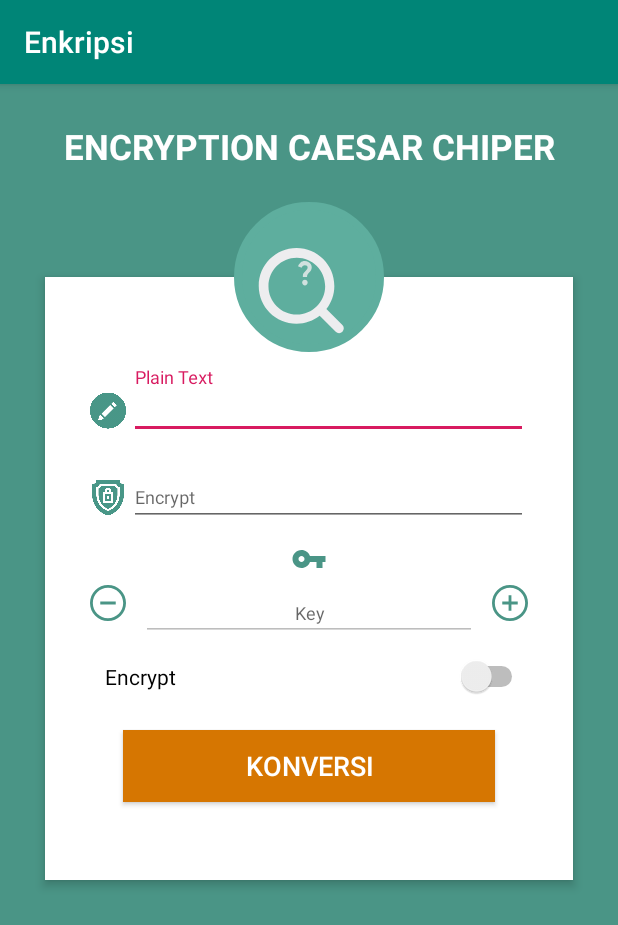
After one commit to iavtamvan/ENCRYPTION-CAESAR-CHIPER-ANDROID, an Android app: the fragment RailFenceFragment shown on its own in the app's theme, on a phone screen of 412 x 824 dp. The commit adds this screen. Shown: the top 925 px of the screen. Run offline under Robolectric (Android 15) with nearby library versions, the phone set to English and light mode, and no system bars.

Commit message:
addiing kripto rail fence

```diff
--- a/app/src/main/java/com/iavariav/enkripsi/MainActivity.java
+++ b/app/src/main/java/com/iavariav/enkripsi/MainActivity.java
@@ -20,6 +20,7 @@ public class MainActivity extends AppCompatActivity {
                 getSupportFragmentManager(), FragmentPagerItems.with(this)
                 .add("Caesar Chiper", CasarChiperFragment.class)
                 .add("Vigenere", VigenereFragment.class)
+                .add("Rail Fence", RailFenceFragment.class)
                 .create());
 
         ViewPager viewPager = findViewById(R.id.viewpager);
--- /dev/null
+++ b/app/src/main/java/com/iavariav/enkripsi/RailFenceBasic.java
@@ -0,0 +1,53 @@
+package com.iavariav.enkripsi;
+
+public class RailFenceBasic {
+    //    int depth;
+    String Encryption(String plainText, int depth) {
+        int r = depth, len = plainText.length();
+        int c = len / depth;
+        char mat[][] = new char[r][c];
+        int k = 0;
+
+        String cipherText = "";
+
+        for (int i = 0; i < c; i++) {
+            for (int j = 0; j < r; j++) {
+                if (k != len)
+                    mat[j][i] = plainText.charAt(k++);
+                else
+                    mat[j][i] = 'X';
+            }
+        }
+        for (int i = 0; i < r; i++) {
+            for (int j = 0; j < c; j++) {
+                cipherText += mat[i][j];
+            }
+        }
+        return cipherText;
+    }
+
+
+    String Decryption(String cipherText, int depth) {
+        int r = depth, len = cipherText.length();
+        int c = len / depth;
+        char mat[][] = new char[r][c];
+        int k = 0;
+
+        String plainText = "";
+
+
+        for (int i = 0; i < r; i++) {
+            for (int j = 0; j < c; j++) {
+                mat[i][j] = cipherText.charAt(k++);
+            }
+        }
+        for (int i = 0; i < c; i++) {
+            for (int j = 0; j < r; j++) {
+                plainText += mat[j][i];
+            }
+        }
+
+        return plainText;
+    }
+
+}
--- /dev/null
+++ b/app/src/main/java/com/iavariav/enkripsi/RailFenceFragment.java
@@ -0,0 +1,163 @@
+package com.iavariav.enkripsi;
+
+
+import android.os.Bundle;
+import android.view.LayoutInflater;
+import android.view.View;
+import android.view.ViewGroup;
+import android.widget.Button;
+import android.widget.EditText;
+import android.widget.ImageView;
+import android.widget.RelativeLayout;
+import android.widget.Switch;
+import android.widget.TextView;
+
+import androidx.fragment.app.Fragment;
+
+import com.google.android.material.textfield.TextInputLayout;
+
+
+/**
+ * A simple {@link Fragment} subclass.
+ */
+public class RailFenceFragment extends Fragment {
+
+
+    private RelativeLayout relativeLayout;
+    private ImageView iconPalinText;
+    private TextInputLayout inputLayPlain;
+    private EditText edtPlain;
+    private ImageView iconEncrypt;
+    private TextInputLayout inputLayPlain2;
+    private EditText edtEncrypt;
+    private ImageView iconVerKey;
+    private ImageView iconMinus;
+    private ImageView iconPlus;
+    private EditText edtKey;
+    private Switch sw;
+    private Button btnSubmit;
+    private ImageView userProfilePhoto;
+    private TextView loginTitle;
+
+    private RailFenceBasic railFenceBasic;
+
+    public RailFenceFragment() {
+        // Required empty public constructor
+    }
+
+
+    @Override
+    public View onCreateView(LayoutInflater inflater, ViewGroup container,
+                             Bundle savedInstanceState) {
+        // Inflate the layout for this fragment
+        View view = inflater.inflate(R.layout.fragment_rail_fence, container, false);
+        initView(view);
+
+        railFenceBasic = new RailFenceBasic();
+
+        btnSubmit.setOnClickListener(new View.OnClickListener() {
+            @Override
+            public void onClick(View view) {
+
+               encryption(edtPlain.getText().toString().trim(), 3);
+            }
+        });
+
+
+        return view;
+    }
+
+    private void initView(View view) {
+        relativeLayout = view.findViewById(R.id.relativeLayout);
+        iconPalinText = view.findViewById(R.id.icon_palin_text);
+        inputLayPlain = view.findViewById(R.id.inputLay_plain);
+        edtPlain = view.findViewById(R.id.edt_plain);
+        iconEncrypt = view.findViewById(R.id.icon_encrypt);
+        inputLayPlain2 = view.findViewById(R.id.inputLay_plain_2);
+        edtEncrypt = view.findViewById(R.id.edt_encrypt);
+        iconVerKey = view.findViewById(R.id.icon_ver_key);
+        iconMinus = view.findViewById(R.id.icon_minus);
+        iconPlus = view.findViewById(R.id.icon_plus);
+        edtKey = view.findViewById(R.id.edt_key);
+        sw = view.findViewById(R.id.sw);
+        btnSubmit = view.findViewById(R.id.btn_submit);
+        userProfilePhoto = view.findViewById(R.id.user_profile_photo);
+        loginTitle = view.findViewById(R.id.login_title);
+    }
+
+    private void encryption(String plainText, int depth) {
+        String ciphertext = "";
+        String[] lines = new String[depth];
+        for(int i = 0; i < depth; i++){lines[i] = "";}
+        int line = 0;
+        int direction = 1; //moving positively or negatively
+        for(int i=0; i<plainText.length(); i++)
+        {
+            lines[line] = lines[line]+plainText.charAt(i);
+            line = line + direction;
+            if(line == 0 || line == depth-1)
+            {
+                direction = direction*(-1);
+            }
+        }
+        for(String l : lines){ciphertext = ciphertext + l;}
+        edtEncrypt.setText(ciphertext);
+    }
+
+    private void decryption(String encryptText, int mod){
+        char[] plaintext = new char[encryptText.length()];
+        String[] lines = splitLines(mod, encryptText.length());
+
+        for(int i = 0; i < mod; i++)
+        {
+            //System.out.println("#" + i + " : " + lines[i]);
+            int startbreak = 0;
+            for(int j = 0; j < i; j++)
+            {
+                startbreak = startbreak+lines[j].length();
+            }
+            int endbreak = startbreak + lines[i].length();
+            lines[i] = encryptText.substring(startbreak, endbreak);
+            //System.out.println(startbreak + " to " + endbreak);
+            //System.out.println("#" + i + " : " + lines[i]);
+        }
+
+        int line = 0;
+        int direction = 1; //moving positively or negatively
+        int[] pos = new int[lines.length];
+        for(int i=0; i<pos.length;i++){pos[i] = 0;}
+        for(int i=0; i<encryptText.length(); i++)
+        {
+            plaintext[i] = lines[line].charAt(pos[line]);
+            pos[line]++;
+            line = line + direction;
+            if(line == 0 || line == mod-1)
+            {
+                direction = direction*(-1);
+            }
+        }
+
+//        return new String(plaintext);
+        edtEncrypt.setText(new String(plaintext));
+
+    }
+
+    public static String[] splitLines(int key, int length)
+    {
+        String[] lines = new String[key];
+        for(int i = 0; i < key; i++){lines[i] = "";}
+        int line = 0;
+        int direction = 1; //moving positively or negatively
+        for(int i=0; i<length; i++)
+        {
+            lines[line] = lines[line]+"?";
+            line = line + direction;
+            if(line == 0 || line == key-1)
+            {
+                direction = direction*(-1);
+            }
+        }
+        return lines;
+    }
+
+}
--- /dev/null
+++ b/app/src/main/res/layout/fragment_rail_fence.xml
@@ -0,0 +1,198 @@
+<?xml version="1.0" encoding="utf-8"?>
+<RelativeLayout xmlns:android="http://schemas.android.com/apk/res/android"
+    xmlns:tools="http://schemas.android.com/tools"
+    xmlns:app="http://schemas.android.com/apk/res-auto"
+    android:layout_width="match_parent"
+    android:layout_height="match_parent"
+    android:background="#4A9586"
+    android:scrollbarAlwaysDrawVerticalTrack="true"
+    tools:context=".RailFenceFragment">
+
+
+    <RelativeLayout
+        android:id="@+id/relativeLayout"
+        android:layout_width="fill_parent"
+        android:layout_height="wrap_content"
+        android:layout_below="@+id/login_title"
+        android:layout_marginLeft="30dp"
+        android:layout_marginTop="71dp"
+        android:layout_marginRight="30dp"
+        android:background="#fff"
+        android:elevation="4dp"
+        android:orientation="vertical"
+        android:padding="20dp">
+
+        <LinearLayout
+            android:layout_width="fill_parent"
+            android:layout_height="wrap_content"
+            android:orientation="vertical"
+            android:paddingTop="30dp">
+
+            <RelativeLayout
+                android:layout_width="match_parent"
+                android:layout_height="match_parent"
+                android:background="@android:color/white"
+                android:orientation="vertical"
+                android:padding="10dp">
+
+                <ImageView
+                    android:id="@+id/icon_palin_text"
+                    android:layout_width="24dp"
+                    android:layout_height="24dp"
+                    android:layout_alignTop="@id/inputLay_plain"
+                    android:layout_alignBottom="@id/inputLay_plain"
+                    android:src="@drawable/plain_text" />
+
+                <com.google.android.material.textfield.TextInputLayout
+                    android:id="@+id/inputLay_plain"
+                    android:layout_width="match_parent"
+                    android:layout_height="wrap_content"
+                    android:layout_marginLeft="-8dp"
+                    android:layout_toRightOf="@id/icon_palin_text">
+
+                    <EditText
+                        android:id="@+id/edt_plain"
+                        android:layout_width="match_parent"
+                        android:layout_height="wrap_content"
+                        android:layout_marginLeft="10dp"
+                        android:layout_marginBottom="10dp"
+                        android:hint="Plain Text"
+                        android:textSize="12sp" />
+
+                </com.google.android.material.textfield.TextInputLayout>
+
+                <ImageView
+                    android:id="@+id/icon_encrypt"
+                    android:layout_width="24dp"
+                    android:layout_height="24dp"
+                    android:layout_below="@id/inputLay_plain"
+                    android:layout_alignTop="@id/inputLay_plain_2"
+                    android:layout_alignBottom="@id/inputLay_plain_2"
+                    android:src="@drawable/encrypt_2" />
+
+                <com.google.android.material.textfield.TextInputLayout
+                    android:id="@+id/inputLay_plain_2"
+                    android:layout_width="match_parent"
+                    android:layout_height="wrap_content"
+                    android:layout_below="@+id/inputLay_plain"
+                    android:layout_marginLeft="-8dp"
+                    android:layout_toRightOf="@id/icon_encrypt">
+
+                    <EditText
+                        android:id="@+id/edt_encrypt"
+                        android:layout_width="match_parent"
+                        android:layout_height="wrap_content"
+                        android:layout_marginLeft="10dp"
+                        android:layout_marginBottom="10dp"
+                        android:hint="Encrypt"
+                        android:textSize="12sp" />
+
+                </com.google.android.material.textfield.TextInputLayout>
+
+                <ImageView
+                    android:id="@+id/icon_ver_key"
+                    android:layout_width="24dp"
+                    android:layout_height="24dp"
+                    android:layout_below="@id/inputLay_plain_2"
+                    android:layout_centerInParent="true"
+                    android:layout_marginBottom="5dp"
+                    android:src="@drawable/icon_ver_key" />
+
+                <ImageView
+                    android:id="@+id/icon_minus"
+                    android:layout_width="24dp"
+                    android:layout_height="24dp"
+                    android:layout_below="@id/icon_ver_key"
+                    android:layout_alignParentLeft="true"
+                    android:src="@drawable/ic_minus" />
+
+                <ImageView
+                    android:id="@+id/icon_plus"
+                    android:layout_width="24dp"
+                    android:layout_height="24dp"
+                    android:layout_below="@id/icon_ver_key"
+                    android:layout_alignParentRight="true"
+                    android:src="@drawable/ic_plus" />
+
+                <EditText
+                    android:id="@+id/edt_key"
+                    android:layout_width="match_parent"
+                    android:layout_height="wrap_content"
+                    android:layout_below="@id/icon_ver_key"
+                    android:layout_marginLeft="10dp"
+                    android:layout_marginRight="10dp"
+                    android:layout_marginBottom="10dp"
+                    android:maxLength="2"
+                    android:layout_toLeftOf="@id/icon_plus"
+                    android:layout_toRightOf="@id/icon_minus"
+                    android:gravity="center"
+                    android:hint="Key"
+                    android:enabled="false"
+                    android:textSize="12sp" />
+
+                <Switch
+                    android:id="@+id/sw"
+                    android:layout_width="match_parent"
+                    android:layout_height="wrap_content"
+                    android:layout_below="@id/edt_key"
+                    android:layout_marginLeft="10dp"
+                    android:text="Encrypt" />
+
+                <Button
+                    android:id="@+id/btn_submit"
+                    android:layout_width="fill_parent"
+                    android:layout_height="wrap_content"
+                    android:layout_below="@+id/sw"
+                    android:layout_margin="22dp"
+                    android:background="#d67601"
+                    android:text="KONVERSI"
+                    android:textAllCaps="false"
+                    android:textColor="#fff"
+                    android:textSize="18sp" />
+            </RelativeLayout>
+        </LinearLayout>
+
+    </RelativeLayout>
+
+    <FrameLayout
+        android:layout_width="match_parent"
+        android:layout_height="wrap_content"
+        android:layout_below="@+id/login_title"
+        android:layout_centerHorizontal="true"
+        android:elevation="4dp">
+
+        <ImageView
+            android:id="@+id/user_profile_photo"
+            android:layout_width="100dp"
+            android:layout_height="100dp"
+            android:layout_gravity="center"
+            android:layout_marginTop="16dp"
+            android:layout_marginBottom="5dp"
+            android:background="@drawable/background_layer" />
+
+        <com.airbnb.lottie.LottieAnimationView
+            android:layout_width="90dp"
+            android:layout_height="90dp"
+            android:layout_gravity="center"
+            android:layout_marginTop="16dp"
+            android:layout_marginBottom="5dp"
+            app:lottie_autoPlay="true"
+            app:lottie_fileName="cari.json"
+            app:lottie_loop="true" />
+    </FrameLayout>
+
+    <TextView
+        android:id="@+id/login_title"
+        android:layout_width="fill_parent"
+        android:layout_height="wrap_content"
+        android:layout_alignParentStart="true"
+        android:layout_alignParentTop="true"
+        android:layout_marginTop="26dp"
+        android:gravity="center_horizontal"
+        android:text="ENCRYPTION CAESAR CHIPER"
+        android:textColor="#fff"
+        android:textSize="23sp"
+        android:textStyle="bold" />
+
+
+</RelativeLayout>
```
